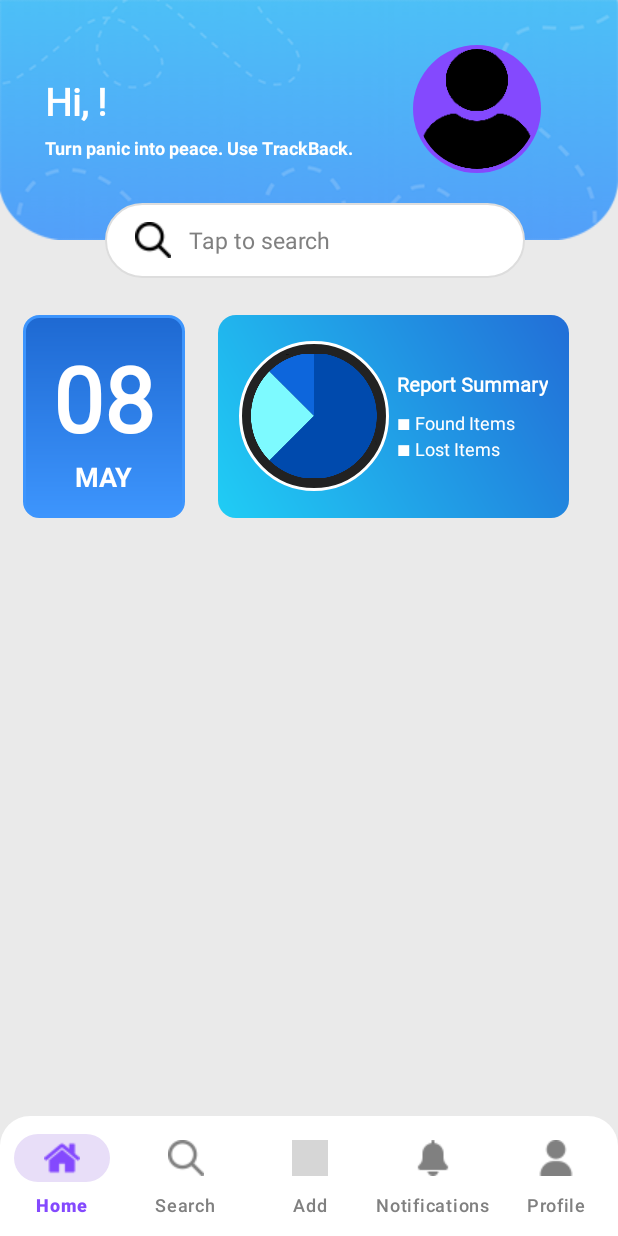
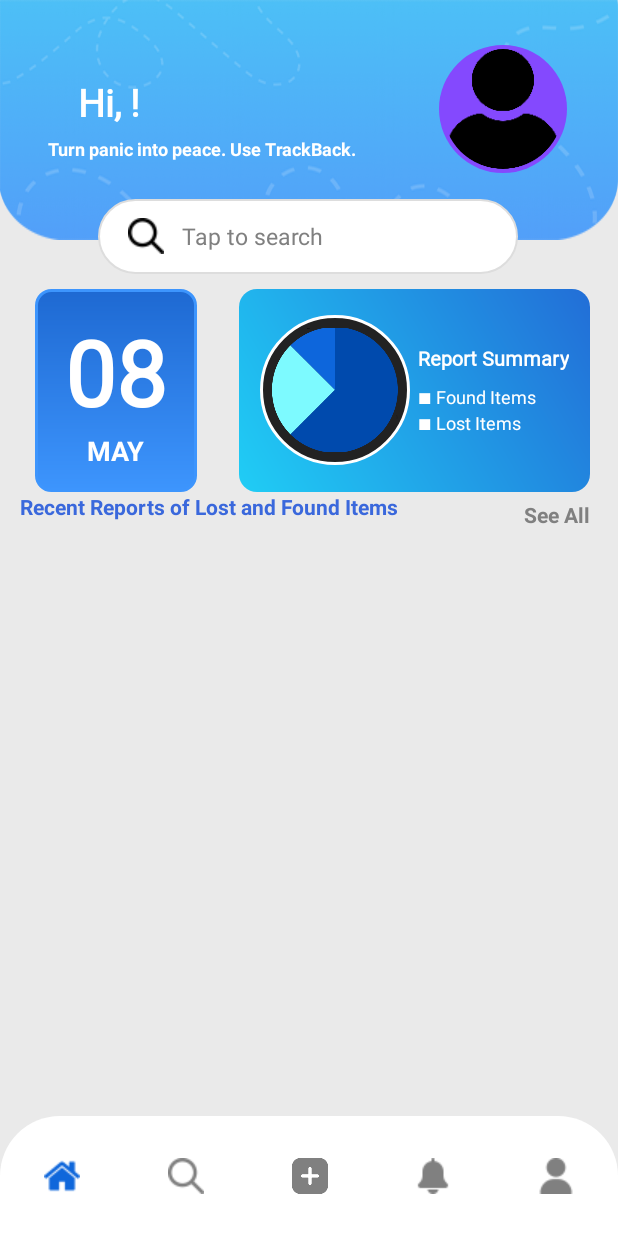
Before and after one commit to PorkAdubuu/final-project-APPDET, an Android app: the screen it shows after launch once a user with an empty profile is signed in (HomeActivity), on a phone screen of 412 x 824 dp. Run offline under Robolectric (Android 15) with nearby library versions, the phone set to English and light mode, and no system bars; our stand-ins replace Firebase (no records; nobody signed in at launch, a user with empty details on screens opened directly); grey boxes are pictures that could not be loaded.

Commit message:
done small responsiveness no recycleview function yet and nav buttons and the reports

```diff
--- a/app/src/main/AndroidManifest.xml
+++ b/app/src/main/AndroidManifest.xml
@@ -13,12 +13,7 @@
         android:supportsRtl="true"
         android:theme="@style/Theme.TrackBack"
         tools:targetApi="31">
-        <activity
-            android:name=".ProfileActivity"
-            android:exported="false" />
-        <activity
-            android:name=".profile"
-            android:exported="false" /> <!-- SplashActivity should be the launcher -->
+
         <activity
             android:name=".SplashActivity"
             android:exported="true"
--- a/app/src/main/res/color/nav_item_selector.xml
+++ b/app/src/main/res/color/nav_item_selector.xml
@@ -1,5 +1,5 @@
 <?xml version="1.0" encoding="utf-8"?>
 <selector xmlns:android="http://schemas.android.com/apk/res/android">
-    <item android:color="#8449fe" android:state_checked="true" /> <!-- Selected Text Color -->
-    <item android:color="#808080" android:state_checked="false" /> <!-- Unselected Text Color -->
+    <item android:color="#0f67db" android:state_checked="true"/>
+    <item android:color="@color/gray" android:state_checked="false" />
 </selector>
--- a/app/src/main/res/drawable/bottom_nav_bg.xml
+++ b/app/src/main/res/drawable/bottom_nav_bg.xml
@@ -1,5 +1,5 @@
 <shape xmlns:android="http://schemas.android.com/apk/res/android"
     android:shape="rectangle">
     <solid android:color="#FFFFFF" /> <!-- Background color -->
-    <corners android:topLeftRadius="20dp" android:topRightRadius="20dp" />
+    <corners android:topLeftRadius="40dp" android:topRightRadius="40dp" />
 </shape>
--- /dev/null
+++ b/app/src/main/res/drawable/gradient_color.xml
@@ -0,0 +1,6 @@
+<?xml version="1.0" encoding="utf-8"?>
+<gradient xmlns:android="http://schemas.android.com/apk/res/android"
+    android:type="linear"
+    android:startColor="#2275d9"
+    android:endColor="#21b1ec"
+    android:angle="90"/>
--- a/app/src/main/res/layout/activity_home.xml
+++ b/app/src/main/res/layout/activity_home.xml
@@ -20,12 +20,15 @@
         app:srcCompat="@drawable/arc_blue" />
 
     <FrameLayout
+        android:id="@+id/frame_container"
         android:layout_width="0dp"
         android:layout_height="0dp"
         app:layout_constraintBottom_toTopOf="@+id/bottomNavigationView"
         app:layout_constraintEnd_toEndOf="parent"
         app:layout_constraintStart_toStartOf="parent"
         app:layout_constraintTop_toTopOf="parent">
+
+    </FrameLayout>
 
     <TextView
         android:id="@+id/welcomeTextView"
@@ -36,45 +39,39 @@
         android:textColor="@color/white"
         android:textSize="25sp"
         android:textStyle="bold"
-            android:layout_marginTop="50dp"
-            android:layout_marginLeft="30dp"
+        android:layout_marginLeft="20dp"
+        android:layout_marginBottom="150dp"
         app:layout_constraintBottom_toBottomOf="parent"
-            app:layout_constraintEnd_toEndOf="parent"
+        app:layout_constraintEnd_toStartOf="@+id/frameLayout"
         app:layout_constraintHorizontal_bias="0.139"
         app:layout_constraintStart_toStartOf="parent"
-            app:layout_constraintTop_toTopOf="parent"
+        app:layout_constraintTop_toTopOf="@+id/imageView"
         app:layout_constraintVertical_bias="0.079" />
 
     <TextView
         android:id="@+id/textView"
         android:layout_width="wrap_content"
         android:layout_height="wrap_content"
+        android:layout_marginTop="5dp"
         android:text="Turn panic into peace. Use TrackBack."
         android:textColor="@color/white"
         android:textSize="12sp"
         android:textStyle="bold"
-            android:layout_marginTop="90dp"
-            android:layout_marginLeft="30dp"
-            app:layout_constraintBottom_toBottomOf="parent"
         app:layout_constraintEnd_toEndOf="parent"
         app:layout_constraintHorizontal_bias="0.154"
         app:layout_constraintStart_toStartOf="parent"
-            app:layout_constraintTop_toTopOf="parent"
-            app:layout_constraintVertical_bias="0.121" />
+        app:layout_constraintTop_toBottomOf="@+id/welcomeTextView" />
 
     <FrameLayout
         android:id="@+id/frameLayout"
         android:layout_width="85dp"
         android:layout_height="85dp"
         android:layout_marginTop="30dp"
-            android:layout_marginLeft="275dp"
         android:background="@drawable/profile_border"
-            app:layout_constraintBottom_toBottomOf="parent"
         app:layout_constraintEnd_toEndOf="parent"
         app:layout_constraintHorizontal_bias="0.895"
         app:layout_constraintStart_toStartOf="parent"
-            app:layout_constraintTop_toTopOf="parent"
-            app:layout_constraintVertical_bias="0.068">
+        app:layout_constraintTop_toTopOf="parent">
 
         <ImageView
             android:id="@+id/profileImageView"
@@ -82,6 +79,8 @@
             android:layout_height="80dp"
             android:layout_gravity="center"
             android:scaleType="centerCrop" />
+
+
     </FrameLayout>
 
     <EditText
@@ -92,44 +91,42 @@
         android:drawableStart="@drawable/ic_search"
         android:drawablePadding="12dp"
         android:hint="Tap to search"
-            android:textColorHint="@color/gray"
         android:inputType="text"
         android:paddingStart="20dp"
         android:paddingEnd="16dp"
         android:textColor="@color/black"
+        android:textColorHint="@color/gray"
         android:textSize="15sp"
-            android:layout_marginTop="135dp"
-            android:layout_marginLeft="70dp"
-            app:layout_constraintBottom_toBottomOf="parent"
+        android:layout_marginTop="30dp"
+        app:layout_constraintBottom_toBottomOf="@+id/imageView"
         app:layout_constraintEnd_toEndOf="parent"
         app:layout_constraintHorizontal_bias="0.496"
         app:layout_constraintStart_toStartOf="parent"
-            app:layout_constraintTop_toTopOf="parent"
+        app:layout_constraintTop_toBottomOf="@+id/textView"
         app:layout_constraintVertical_bias="0.183" />
+
 
     <LinearLayout
         android:id="@+id/linearLayout"
         android:layout_width="wrap_content"
         android:layout_height="135dp"
+        android:layout_marginLeft="15dp"
+        android:layout_marginRight="20dp"
+        android:layout_marginTop="10dp"
         android:background="@drawable/date_box"
         android:gravity="center"
         android:orientation="vertical"
-            android:layout_marginTop="210dp"
-            android:layout_marginLeft="15dp"
-            app:layout_constraintBottom_toBottomOf="parent"
-            app:layout_constraintEnd_toEndOf="parent"
-            app:layout_constraintHorizontal_bias="0.054"
+        app:layout_constraintEnd_toStartOf="@+id/linearLayout2"
         app:layout_constraintStart_toStartOf="parent"
-            app:layout_constraintTop_toTopOf="parent"
-            app:layout_constraintVertical_bias="0.359">
+        app:layout_constraintTop_toBottomOf="@+id/searchEditText">
 
         <TextView
             android:id="@+id/dayTextView"
             android:layout_width="wrap_content"
             android:layout_height="wrap_content"
+            android:fontFamily="@font/montserrat_extrabold"
             android:paddingLeft="20dp"
             android:paddingRight="20dp"
-                android:fontFamily="@font/montserrat_extrabold"
             android:text="00"
             android:textColor="@color/white"
             android:textSize="60sp"
@@ -146,20 +143,18 @@
     </LinearLayout>
 
     <LinearLayout
+        android:id="@+id/linearLayout2"
         android:layout_width="wrap_content"
         android:layout_height="135dp"
+        android:layout_marginLeft="140dp"
+        android:layout_marginTop="10dp"
         android:background="@drawable/report_bg_gradient"
         android:gravity="center_vertical"
         android:orientation="horizontal"
         android:padding="14dp"
-            android:layout_marginTop="210dp"
-            android:layout_marginLeft="145dp"
-            app:layout_constraintBottom_toBottomOf="parent"
         app:layout_constraintEnd_toEndOf="parent"
-            app:layout_constraintHorizontal_bias="0.36"
-            app:layout_constraintStart_toEndOf="@+id/linearLayout"
-            app:layout_constraintTop_toTopOf="parent"
-            app:layout_constraintVertical_bias="0.341">
+        app:layout_constraintStart_toStartOf="parent"
+        app:layout_constraintTop_toBottomOf="@+id/searchEditText">
 
         <!-- Pie Chart Placeholder -->
         <ImageView
@@ -207,19 +202,47 @@
                     android:textSize="12sp" />
             </LinearLayout>
         </LinearLayout>
+
+
     </LinearLayout>
 
+    <TextView
+        android:id="@+id/textView2"
+        android:layout_width="wrap_content"
+        android:layout_height="wrap_content"
+        android:layout_marginRight="70dp"
+        android:text="Recent Reports of Lost and Found Items"
+        android:textColor="@color/blue"
+        android:textStyle="bold"
+        app:layout_constraintEnd_toStartOf="@+id/textView3"
+        app:layout_constraintStart_toStartOf="parent"
+        app:layout_constraintTop_toBottomOf="@+id/linearLayout" />
 
 
+    <TextView
+        android:id="@+id/textView3"
+        android:layout_width="wrap_content"
+        android:layout_height="wrap_content"
+        android:layout_marginLeft="330dp"
+        android:text="See All"
+        android:textColor="@color/gray"
+        android:textStyle="bold"
+        android:layout_marginTop="5dp"
+        app:layout_constraintEnd_toEndOf="@+id/frame_container"
+        app:layout_constraintStart_toStartOf="parent"
+        app:layout_constraintTop_toBottomOf="@+id/linearLayout2" />
+
+    <androidx.recyclerview.widget.RecyclerView
+        android:id="@+id/recyclerView"
+        android:layout_width="match_parent"
+        android:layout_height="300dp"
+        android:layout_marginTop="20dp"
+        app:layout_constraintBottom_toTopOf="@+id/bottomNavigationView"
+        app:layout_constraintTop_toBottomOf="@+id/linearLayout2">
 
 
+    </androidx.recyclerview.widget.RecyclerView>
 
-
-
-
-
-
-    </FrameLayout>
 
 
 
@@ -230,9 +253,16 @@
         android:layout_height="80dp"
         android:layout_gravity="bottom"
         android:background="@drawable/bottom_nav_bg"
+        style="@style/Widget.MaterialComponents.BottomNavigationView.PrimarySurface"
         app:menu="@menu/bottom_nav_menu"
-        app:labelVisibilityMode="labeled"
+        app:labelVisibilityMode="unlabeled"
         app:itemIconTint="@color/nav_item_selector"
         app:itemTextColor="@color/nav_item_selector"
-        app:layout_constraintBottom_toBottomOf="parent" />
+        app:layout_constraintBottom_toBottomOf="parent" >
+
+
+
+    </com.google.android.material.bottomnavigation.BottomNavigationView>
+
+
 </androidx.constraintlayout.widget.ConstraintLayout>
--- a/app/src/main/res/menu/bottom_nav_menu.xml
+++ b/app/src/main/res/menu/bottom_nav_menu.xml
@@ -9,7 +9,7 @@
         android:title="Search" />
     <item
         android:id="@+id/nav_add"
-        android:icon="@drawable/ic_addd"
+        android:icon="@drawable/ic_adddd"
         android:title="Add" />
     <item
         android:id="@+id/nav_notif"
--- a/app/src/main/res/values-night/themes.xml
+++ b/app/src/main/res/values-night/themes.xml
@@ -1,7 +1,8 @@
 <resources xmlns:tools="http://schemas.android.com/tools">
     <!-- Base application theme. -->
     <style name="Base.Theme.TrackBack" parent="Theme.Material3.DayNight.NoActionBar">
-        <!-- Customize your dark theme here. -->
-        <!-- <item name="colorPrimary">@color/my_dark_primary</item> -->
+
+
+
     </style>
 </resources>
```
Also changed, not shown: app/src/main/java/com/example/trackback/HomeActivity.java (+10 -0 lines), app/src/main/res/drawable/arc_blue.png, app/src/main/res/drawable/ic_adddd.png (added). Lines whose indentation alone changed are shown as unchanged.
